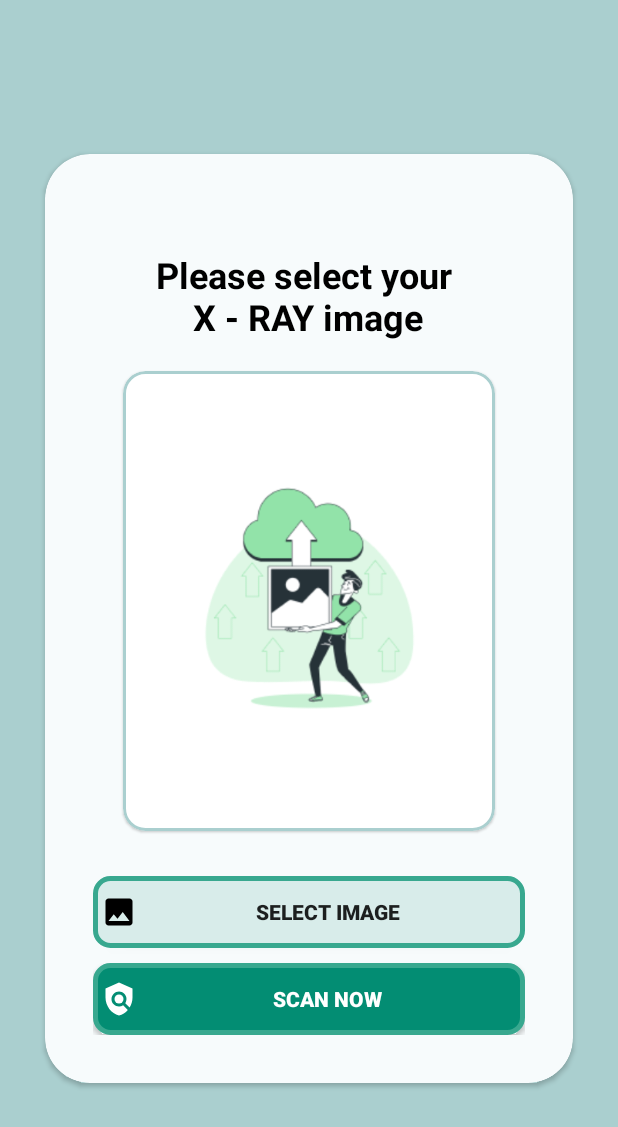
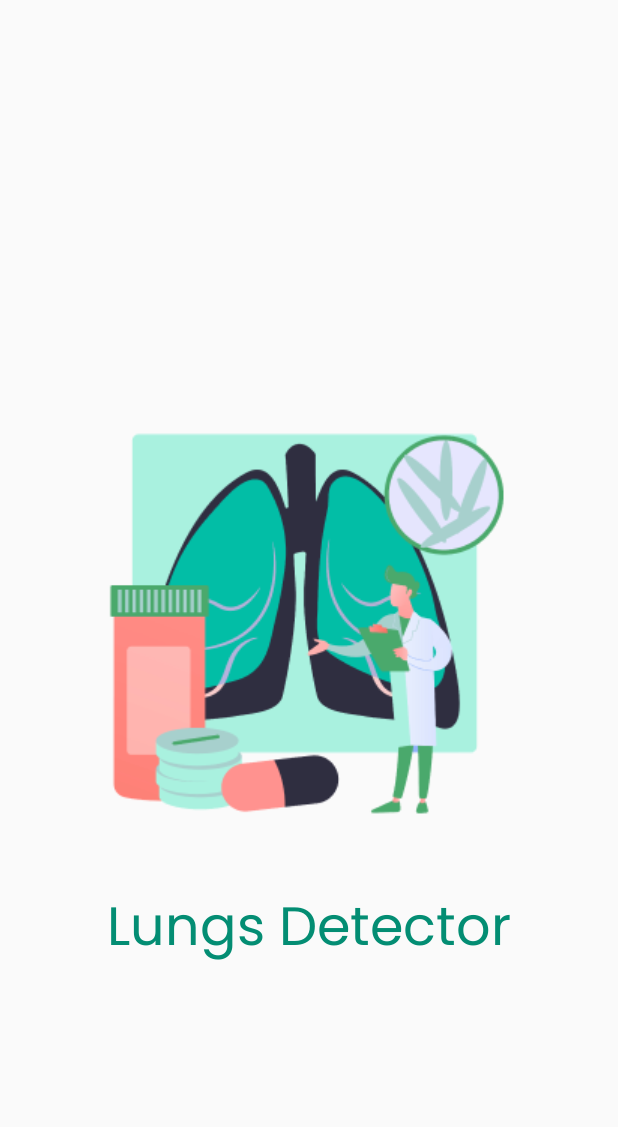
Before and after one commit to aliyyahna/B21-CAP0140, an Android app: the first screen one second after launch (MainActivity before the commit, SplashScreenActivity after it), on a phone screen of 412 x 824 dp. Shown: the top 1127 px of the screen. Run offline under Robolectric (Android 15) with nearby library versions, the light colour scheme and no system bars.

Commit message:
fixed main ui and added splash screen

```diff
--- a/app/src/main/AndroidManifest.xml
+++ b/app/src/main/AndroidManifest.xml
@@ -9,13 +9,15 @@
         android:roundIcon="@mipmap/ic_launcher_round"
         android:supportsRtl="true"
         android:theme="@style/Theme.LungsDetectorMD.NoActionBar">
-        <activity android:name=".MainActivity">
+        <activity android:name=".SplashScreenActivity">
             <intent-filter>
                 <action android:name="android.intent.action.MAIN" />
 
                 <category android:name="android.intent.category.LAUNCHER" />
             </intent-filter>
         </activity>
+        <activity android:name=".MainActivity">
+        </activity>
     </application>
 
 </manifest>
--- a/app/src/main/java/com/wildan/lungsdetector_md/SplashScreenActivity.kt
+++ b/app/src/main/java/com/wildan/lungsdetector_md/SplashScreenActivity.kt
@@ -1,11 +1,19 @@
 package com.wildan.lungsdetector_md
 
+import android.content.Intent
 import androidx.appcompat.app.AppCompatActivity
 import android.os.Bundle
+import android.os.Handler
+import android.os.Looper
 
 class SplashScreenActivity : AppCompatActivity() {
     override fun onCreate(savedInstanceState: Bundle?) {
         super.onCreate(savedInstanceState)
         setContentView(R.layout.activity_splash_screen)
+
+        Handler(Looper.getMainLooper()).postDelayed({
+            val intent = Intent(this, MainActivity::class.java)
+            startActivity(intent)
+        }, 2000)
     }
 }
--- a/app/src/main/res/layout/activity_main.xml
+++ b/app/src/main/res/layout/activity_main.xml
@@ -36,6 +36,7 @@
                 android:text="@string/selectImgXray"
                 android:textAlignment="center"
                 android:textSize="24sp"
+                android:fontFamily="@font/poppins"
                 android:textStyle="bold" />
 
 
@@ -76,6 +77,7 @@
                 android:padding="5dp"
                 android:drawableTint="@color/black"
                 android:textStyle="bold"
+                android:fontFamily="@font/poppins"
                 style="@style/Widget.AppCompat.Button"
                 android:layout_width="match_parent"
                 android:layout_height="wrap_content"
@@ -98,6 +100,7 @@
                 android:layout_below="@id/button"
                 android:layout_centerHorizontal="true"
                 android:layout_gravity="center"
+                android:fontFamily="@font/poppins"
                 android:textColor="@color/white"
                 android:text="@string/scan_now"
                 android:drawableStart="@drawable/ic_baseline_scan_24"
--- a/app/src/main/res/layout/activity_splash_screen.xml
+++ b/app/src/main/res/layout/activity_splash_screen.xml
@@ -1,9 +1,26 @@
 <?xml version="1.0" encoding="utf-8"?>
-<androidx.constraintlayout.widget.ConstraintLayout xmlns:android="http://schemas.android.com/apk/res/android"
+<RelativeLayout xmlns:android="http://schemas.android.com/apk/res/android"
     xmlns:app="http://schemas.android.com/apk/res-auto"
     xmlns:tools="http://schemas.android.com/tools"
     android:layout_width="match_parent"
     android:layout_height="match_parent"
     tools:context=".SplashScreenActivity">
 
-</androidx.constraintlayout.widget.ConstraintLayout>
+    <ImageView
+        android:id="@+id/img_paru2"
+        android:layout_width="wrap_content"
+        android:layout_height="wrap_content"
+        android:src="@drawable/img_paru2"
+        android:layout_centerInParent="true"/>
+    <TextView
+        android:layout_below="@id/img_paru2"
+        android:layout_width="wrap_content"
+        android:layout_height="wrap_content"
+        android:fontFamily="@font/poppins"
+        android:textSize="36dp"
+        android:layout_centerInParent="true"
+        android:textColor="@color/darkgreen"
+        android:text="@string/lungs_detector"/>
+
+
+</RelativeLayout>
--- a/app/src/main/res/values/strings.xml
+++ b/app/src/main/res/values/strings.xml
@@ -3,4 +3,7 @@
     <string name="select_image">Select Image</string>
     <string name="scan_now">Scan Now</string>
     <string name="selectImgXray">Please select your \nX - RAY image</string>
+    <string name="lungs_detector">Lungs Detector</string>
+    <string name="example_desc">Pneumonia is an infection that inflames the air sacs in one or both lungs. The air sacs may fill with fluid or pus (purulent material), causing cough with phlegm or pus, fever, chills, and difficulty breathing. A variety of organisms, including bacteria, viruses and fungi, can cause pneumonia.</string>
+    <string name="example_title_ilness">Pneumonia</string>
 </resources>
```
Also changed, not shown: app/src/main/res/layout/activity_result.xml (+6 -4 lines), app/src/main/res/font/poppins.ttf, 367 other files.
